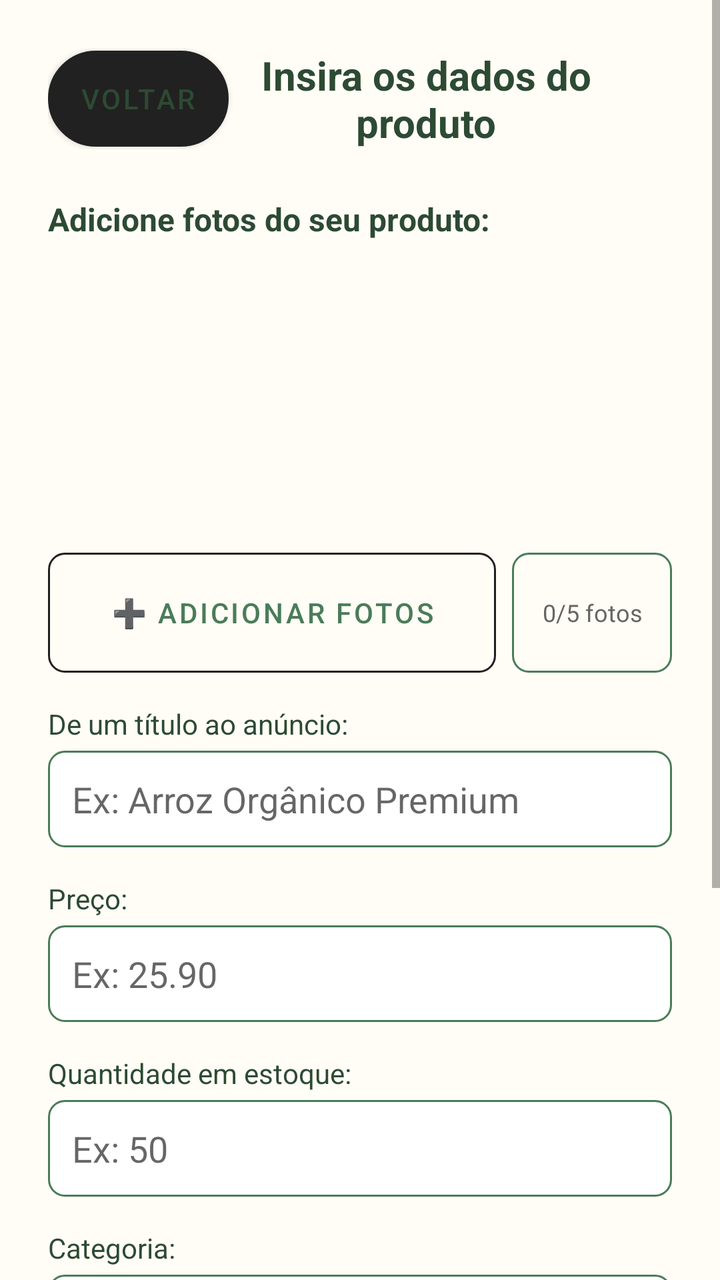
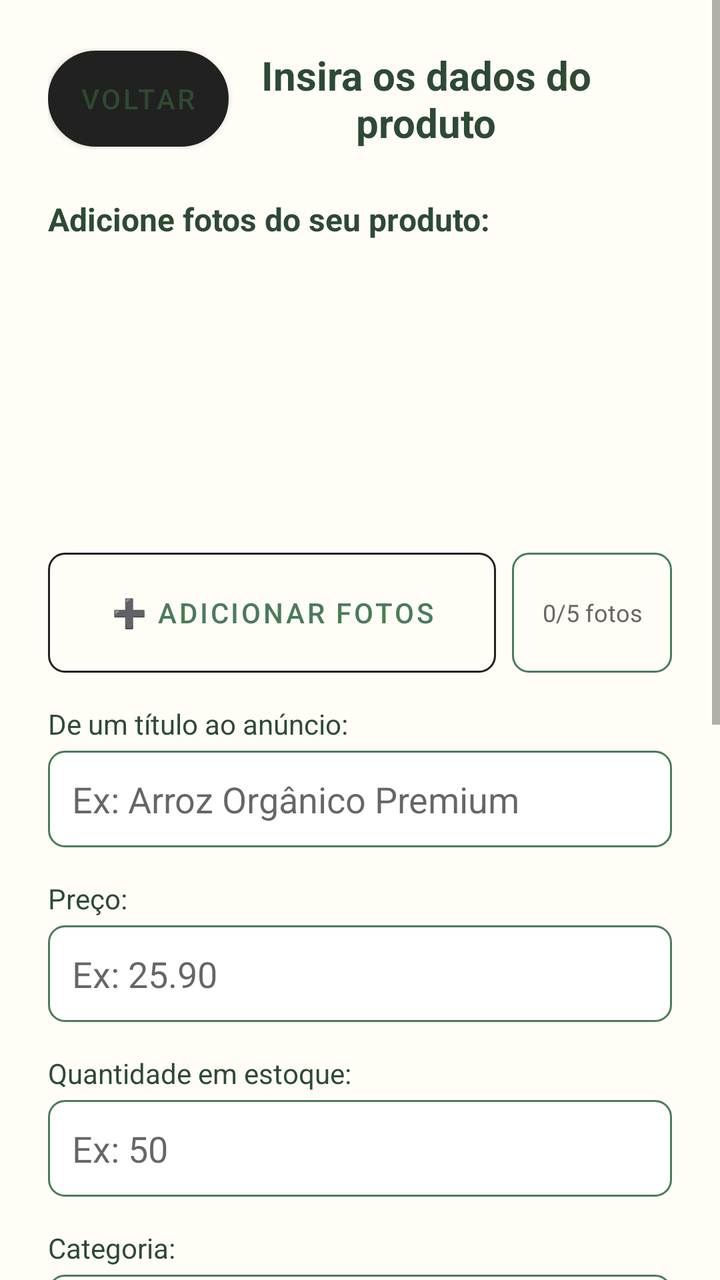

Before-and-after screenshots of an Android layout around one commit, followed by the original layout XML and the change that was made.
<!-- AndroidManifest.xml: activity theme Theme.MaterialComponents.Light.DarkActionBar -->
<!-- res/layout/activity_novo_produto.xml -->
<?xml version="1.0" encoding="utf-8"?>
<ScrollView
    xmlns:android="http://schemas.android.com/apk/res/android"
    android:layout_width="match_parent"
    android:layout_height="match_parent"
    android:background="#FFFDF6">

    <LinearLayout
        android:layout_width="match_parent"
        android:layout_height="wrap_content"
        android:orientation="vertical"
        android:padding="24dp">

        
        <LinearLayout
            android:layout_width="match_parent"
            android:layout_height="wrap_content"
            android:orientation="horizontal"
            android:gravity="center_vertical"
            android:layout_marginBottom="24dp">

            <Button
                android:id="@+id/btnVoltar"
                android:layout_width="wrap_content"
                android:layout_height="wrap_content"
                android:text="Voltar"
                android:textColor="#2D4A33"
                android:background="@drawable/bg_button_primary"/>

            <TextView
                android:id="@+id/produtoTitulo"
                android:layout_width="0dp"
                android:layout_height="wrap_content"
                android:layout_weight="1"
                android:text="Insira os dados do produto"
                android:textSize="20sp"
                android:textColor="#2D4A33"
                android:textStyle="bold"
                android:gravity="center" />

            <View
                android:layout_width="24dp"
                android:layout_height="24dp" />
        </LinearLayout>

        
        <TextView
            android:layout_width="wrap_content"
            android:layout_height="wrap_content"
            android:text="Adicione fotos do seu produto:"
            android:textSize="16sp"
            android:textColor="#2D4A33"
            android:textStyle="bold"
            android:layout_marginBottom="8dp" />

        
        <HorizontalScrollView
            android:layout_width="match_parent"
            android:layout_height="140dp"
            android:layout_marginBottom="8dp">

            <LinearLayout
                android:id="@+id/containerFotos"
                android:layout_width="wrap_content"
                android:layout_height="match_parent"
                android:orientation="horizontal"
                android:gravity="center_vertical"
                android:padding="8dp">
                
            </LinearLayout>
        </HorizontalScrollView>

        
        <LinearLayout
            android:layout_width="match_parent"
            android:layout_height="wrap_content"
            android:orientation="horizontal"
            android:gravity="center"
            android:layout_marginBottom="16dp">

            <Button
                android:id="@+id/btnAdicionarFoto"
                android:layout_width="0dp"
                android:layout_height="60dp"
                android:layout_weight="1"
                android:text="➕ Adicionar Fotos"
                android:textSize="14sp"
                android:textColor="#4A7C59"
                android:background="@drawable/bg_button_outline_simple"
                android:layout_marginEnd="8dp" />

            <TextView
                android:id="@+id/txtContadorFotos"
                android:layout_width="80dp"
                android:layout_height="60dp"
                android:gravity="center"
                android:text="0/5 fotos"
                android:textSize="12sp"
                android:textColor="#666666"
                android:background="@drawable/bg_button_outline_simple" />
        </LinearLayout>

        
        <TextView
            android:layout_width="wrap_content"
            android:layout_height="wrap_content"
            android:text="De um título ao anúncio:"
            android:textSize="14sp"
            android:textColor="#2D4A33"
            android:layout_marginBottom="4dp" />

        <EditText
            android:id="@+id/edtTitulo"
            android:layout_width="match_parent"
            android:layout_height="wrap_content"
            android:hint="Ex: Arroz Orgânico Premium"
            android:background="@drawable/bg_edittext_simple"
            android:padding="12dp"
            android:layout_marginBottom="16dp" />

        
        <TextView
            android:layout_width="wrap_content"
            android:layout_height="wrap_content"
            android:text="Preço:"
            android:textSize="14sp"
            android:textColor="#2D4A33"
            android:layout_marginBottom="4dp" />

        <EditText
            android:id="@+id/edtPreco"
            android:layout_width="match_parent"
            android:layout_height="wrap_content"
            android:hint="Ex: 25.90"
            android:inputType="numberDecimal"
            android:background="@drawable/bg_edittext_simple"
            android:padding="12dp"
            android:layout_marginBottom="16dp" />

        
        <TextView
            android:layout_width="wrap_content"
            android:layout_height="wrap_content"
            android:text="Quantidade em estoque:"
            android:textSize="14sp"
            android:textColor="#2D4A33"
            android:layout_marginBottom="4dp" />

        <EditText
            android:id="@+id/edtEstoque"
            android:layout_width="match_parent"
            android:layout_height="wrap_content"
            android:hint="Ex: 50"
            android:inputType="number"
            android:background="@drawable/bg_edittext_simple"
            android:padding="12dp"
            android:layout_marginBottom="16dp" />

        
        <TextView
            android:layout_width="wrap_content"
            android:layout_height="wrap_content"
            android:text="Categoria:"
            android:textSize="14sp"
            android:textColor="#2D4A33"
            android:layout_marginBottom="4dp" />

        <Spinner
            android:id="@+id/spinnerCategoria"
            android:layout_width="match_parent"
            android:layout_height="wrap_content"
            android:background="@drawable/bg_edittext_simple"
            android:padding="12dp"
            android:layout_marginBottom="16dp" />

        
        <TextView
            android:layout_width="wrap_content"
            android:layout_height="wrap_content"
            android:text="Descreva seu produto:"
            android:textSize="14sp"
            android:textColor="#2D4A33"
            android:layout_marginBottom="4dp" />

        <EditText
            android:id="@+id/edtDescricao"
            android:layout_width="match_parent"
            android:layout_height="120dp"
            android:hint="Ex: Arroz orgânico cultivado sem agrotóxicos..."
            android:gravity="top"
            android:inputType="textMultiLine"
            android:background="@drawable/bg_edittext_simple"
            android:padding="12dp"
            android:layout_marginBottom="24dp" />

        <Button
            android:id="@+id/btnEnviar"
            android:layout_width="match_parent"
            android:layout_height="54dp"
            android:text="Enviar produto"
            android:textSize="16sp"
            android:textColor="#2D4A33"
            android:background="@drawable/bg_button_primary" />

    </LinearLayout>
</ScrollView>
<!-- resources referenced by this layout -->
<resources>
  <!-- drawable bg_button_outline_simple (drawable) -->
  <?xml version="1.0" encoding="utf-8"?>
  <shape xmlns:android="http://schemas.android.com/apk/res/android">
      <solid android:color="#00FFFFFF" />
      <stroke android:width="1dp" android:color="#4A7C59" />
      <corners android:radius="8dp" />
  </shape>
  <!-- drawable bg_button_primary (drawable) -->
  <?xml version="1.0" encoding="utf-8"?>
  <shape xmlns:android="http://schemas.android.com/apk/res/android">
      <solid android:color="@color/white" />
      <stroke android:width="1dp" android:color="@color/green_dark" />
      <corners android:radius="24dp" />
  </shape>
  <!-- drawable bg_edittext_simple (drawable) -->
  <?xml version="1.0" encoding="utf-8"?>
  <shape xmlns:android="http://schemas.android.com/apk/res/android">
      <solid android:color="#FFFFFF" />
      <stroke android:width="1dp" android:color="#4A7C59" />
      <corners android:radius="8dp" />
  </shape>
  <color name="white">#FFFFFF</color>
  <color name="green_dark">#2F5D39</color>
</resources>

<!-- the commit's change to res/layout/activity_novo_produto.xml (unified diff, before → after) -->
@@ -177,6 +177,50 @@
         <TextView
             android:layout_width="wrap_content"
             android:layout_height="wrap_content"
+            android:text="Variações (Opcional):"
+            android:textSize="16sp"
+            android:textStyle="bold"
+            android:textColor="@color/green_dark"
+            android:layout_marginBottom="8dp" />
+            
+        <TextView
+            android:layout_width="wrap_content"
+            android:layout_height="wrap_content"
+            android:text="Tipo (Ex: Tamanho, Peso, Cor)"
+            android:textSize="14sp"
+            android:textColor="@color/text_primary"
+            android:layout_marginBottom="4dp" />
+
+        <EditText
+            android:id="@+id/edtOpcaoNome"
+            android:layout_width="match_parent"
+            android:layout_height="wrap_content"
+            android:hint="Ex: Peso"
+            android:background="@drawable/bg_edittext_simple"
+            android:padding="12dp"
+            android:layout_marginBottom="12dp" />
+
+        <TextView
+            android:layout_width="wrap_content"
+            android:layout_height="wrap_content"
+            android:text="Valores (Separados por vírgula)"
+            android:textSize="14sp"
+            android:textColor="@color/text_primary"
+            android:layout_marginBottom="4dp" />
+
+        <EditText
+            android:id="@+id/edtOpcaoValores"
+            android:layout_width="match_parent"
+            android:layout_height="wrap_content"
+            android:hint="Ex: 1kg, 2kg, 5kg"
+            android:background="@drawable/bg_edittext_simple"
+            android:padding="12dp"
+            android:layout_marginBottom="24dp" />
+
+        
+        <TextView
+            android:layout_width="wrap_content"
+            android:layout_height="wrap_content"
             android:text="Descreva seu produto:"
             android:textSize="14sp"
             android:textColor="#2D4A33"
<!-- resource entries referenced after the edit -->
@@ -23,5 +23,6 @@
   </shape>
   <color name="white">#FFFFFF</color>
   <color name="green_dark">#2F5D39</color>
+  <color name="text_primary">#2F5D39</color>
 </resources>
 
